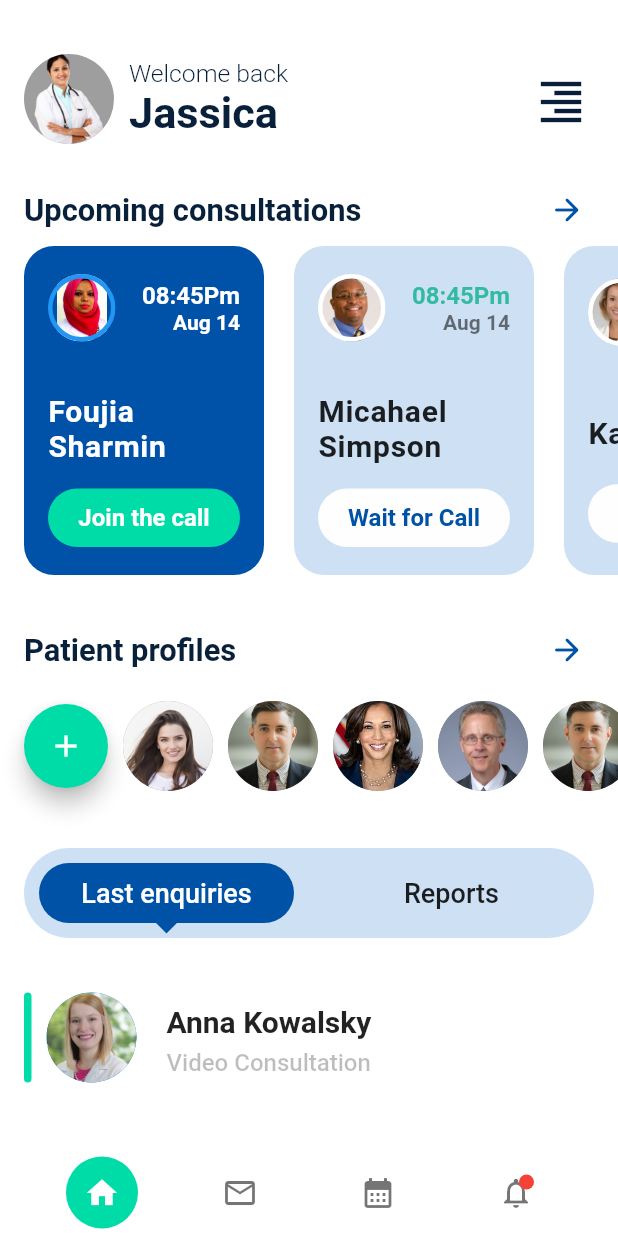
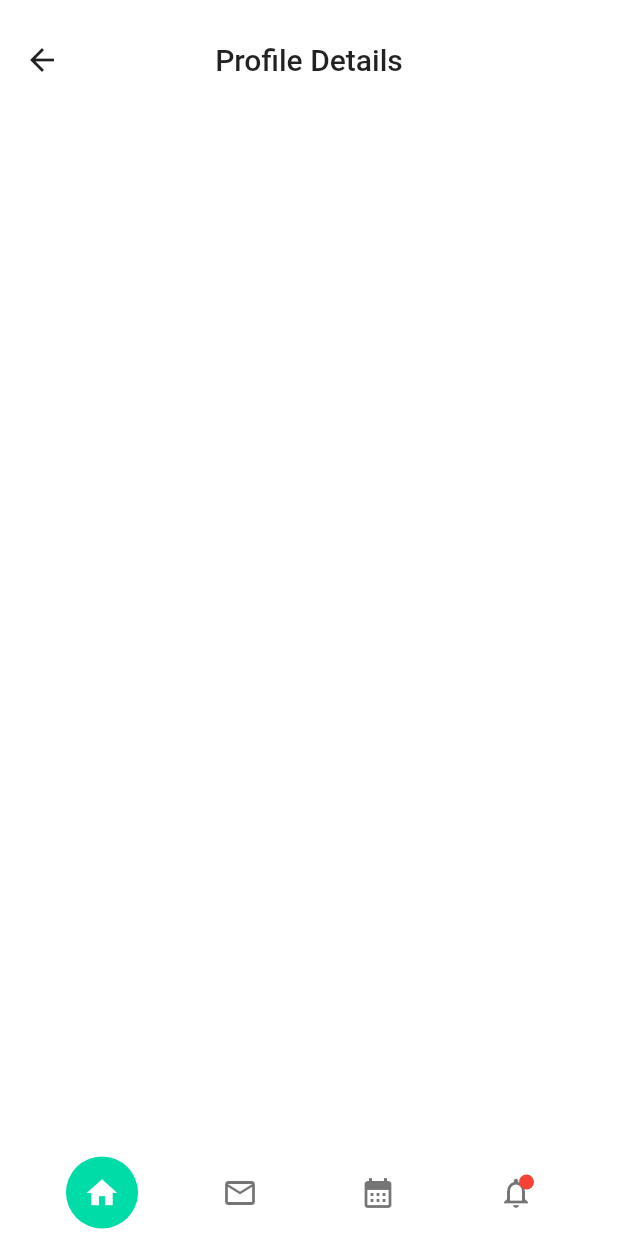
Before and after one commit to kamrulcse7/Medical-Mobile-App, a Flutter app: the screen it shows after launch, after a tap on the "arrow forward" icon, after a tap on the "format align right" icon, on a phone screen of 412 x 824 dp. Run offline on Flutter 3.47's test engine with Material 2 defaults, Android fonts, the light colour scheme and no system bars.

Commit message:
profile page add

```diff
--- a/lib/screens/frontScreen.dart
+++ b/lib/screens/frontScreen.dart
@@ -29,6 +29,7 @@ class _FrontScreenState extends State<FrontScreen> {
       bottomNavigationBar: TabBarMaterialWidget(
         index: _selectedIndex,
         onChangedTab: onChangedTab,
+
       ),
     );
   }
--- a/lib/screens/home/components/myHomeAppBar.dart
+++ b/lib/screens/home/components/myHomeAppBar.dart
@@ -1,9 +1,14 @@
 import 'package:flutter/material.dart';
+
 
 class MyHomeAppBar extends StatelessWidget {
   const MyHomeAppBar({
     Key? key,
-  }) : super(key: key);
+
+    required GlobalKey<ScaffoldState> scaffoldkey,
+  }) : _scaffoldkey = scaffoldkey, super(key: key);
+
+  final GlobalKey<ScaffoldState> _scaffoldkey;
 
   @override
   Widget build(BuildContext context) {
@@ -14,7 +19,8 @@ class MyHomeAppBar extends StatelessWidget {
         children: [
           CircleAvatar(
             radius: 30.0,
-            backgroundImage: AssetImage("assets/images/doctor1.png"),
+            backgroundImage:
+                AssetImage("assets/images/patients/jasica.jpg"),
             backgroundColor: Colors.grey,
           ),
           SizedBox(
@@ -42,7 +48,9 @@ class MyHomeAppBar extends StatelessWidget {
           ),
           Spacer(),
           IconButton(
-            onPressed: () {},
+            onPressed: () {
+              _scaffoldkey.currentState!.openEndDrawer();
+            },
             icon: Icon(
               Icons.format_align_right_sharp,
               size: 36.0,
--- a/lib/screens/home/components/patientBottomSection.dart
+++ b/lib/screens/home/components/patientBottomSection.dart
@@ -1,6 +1,4 @@
 import 'package:flutter/material.dart';
-import 'package:medical_mobile_app/data/data.dart';
-import 'package:medical_mobile_app/models/doctor.dart';
 
 import '../../../widgets/myCustomButton.dart';
 
--- a/lib/screens/home/homeScreen.dart
+++ b/lib/screens/home/homeScreen.dart
@@ -1,21 +1,29 @@
 import 'package:flutter/material.dart';
+import '../profile/profileDetails.dart';
 import 'components/myHomeAppBar.dart';
 import 'components/patientProfiles.dart';
 import 'components/upcomingConsultations.dart';
 
 class HomeScreen extends StatelessWidget {
-  const HomeScreen({Key? key}) : super(key: key);
+  HomeScreen({Key? key}) : super(key: key);
+  final GlobalKey<ScaffoldState> _scaffoldkey = GlobalKey<ScaffoldState>();
   @override
   Widget build(BuildContext context) {
     Size size = MediaQuery.of(context).size;
     return Scaffold(
+      key: _scaffoldkey,
       backgroundColor: Colors.white,
+      endDrawer: ProfileDetails(),
       appBar: AppBar(
         backgroundColor: Colors.white,
+        automaticallyImplyLeading: false,
+        actions: [
+          SizedBox(),
+        ],
         elevation: 0.0,
         bottom: PreferredSize(
           preferredSize: Size.fromHeight(50),
-          child: MyHomeAppBar(),
+          child: MyHomeAppBar(scaffoldkey: _scaffoldkey),
         ),
       ),
       body: Container(
--- /dev/null
+++ b/lib/screens/profile/profileDetails.dart
@@ -0,0 +1,36 @@
+
+import 'package:flutter/material.dart';
+
+class ProfileDetails extends StatelessWidget {
+  const ProfileDetails({
+    Key? key,
+  }) : super(key: key);
+
+
+  @override
+  Widget build(BuildContext context) {
+    Size size = MediaQuery.of(context).size;
+    return Container(
+      width: size.width,
+      color: Colors.white,
+      child: Column(
+        children: [
+          AppBar(
+            backgroundColor: Colors.white,
+            leading: IconButton(
+              onPressed: () {
+                Navigator.pop(context);
+              },
+              icon: Icon(Icons.arrow_back, color: Colors.black87),
+            ),
+            elevation: 0.0,
+            title: Text("Profile Details", style: TextStyle(color: Colors.black87),),
+            centerTitle: true,
+            toolbarHeight: 80.0,
+            actions: [SizedBox()],
+          ),
+        ],
+      ),
+    );
+  }
+}
```
